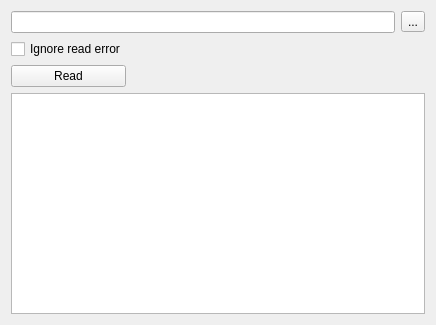
First picture: the form in externals/IFCImportPlugin/src/ImportWPRead.ui, repository hirseboy/IFC-Import-Plugin, before the edit.
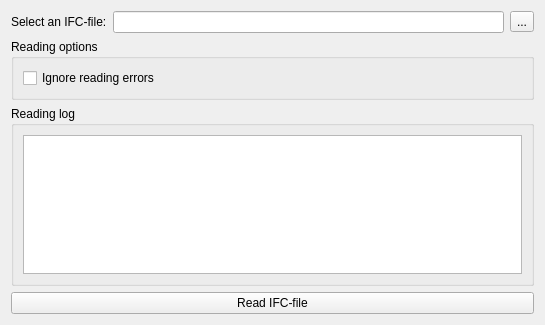
Second picture: the form after the edit.

Commit message: Updated ifc dialog

What changed in the file:
```diff
--- a/externals/IFCImportPlugin/src/ImportWPRead.ui
+++ b/externals/IFCImportPlugin/src/ImportWPRead.ui
@@ -6,57 +6,73 @@
    <rect>
     <x>0</x>
     <y>0</y>
-    <width>436</width>
+    <width>545</width>
     <height>325</height>
    </rect>
   </property>
   <property name="windowTitle">
    <string>Read IFC file</string>
   </property>
-  <layout class="QGridLayout" name="gridLayout" columnstretch="0,1,0">
-   <item row="3" column="0" colspan="3">
-    <widget class="QTextEdit" name="textEdit"/>
+  <layout class="QVBoxLayout" name="verticalLayout">
+   <item>
+    <layout class="QHBoxLayout" name="horizontalLayout">
+     <item>
+      <widget class="QLabel" name="label">
+       <property name="text">
+        <string>Select an IFC-file:</string>
+       </property>
+      </widget>
+     </item>
+     <item>
+      <widget class="QLineEdit" name="lineEditIFCFile"/>
+     </item>
+     <item>
+      <widget class="QToolButton" name="toolButtonOpenIFCFile">
+       <property name="text">
+        <string>...</string>
+       </property>
+      </widget>
+     </item>
+    </layout>
    </item>
-   <item row="0" column="0" colspan="2">
-    <widget class="QLineEdit" name="lineEditIFCFile"/>
+   <item>
+    <widget class="QGroupBox" name="groupBox_2">
+     <property name="title">
+      <string>Reading options</string>
+     </property>
+     <layout class="QGridLayout" name="gridLayout_2">
+      <item row="0" column="0">
+       <widget class="QCheckBox" name="checkBoxIgnoreReadError">
+        <property name="toolTip">
+         <string>If checked read errors will be ignored and one can go further to convert</string>
+        </property>
+        <property name="text">
+         <string>Ignore reading errors</string>
+        </property>
+       </widget>
+      </item>
+     </layout>
+    </widget>
    </item>
-   <item row="2" column="1" colspan="2">
-    <spacer name="horizontalSpacer">
-     <property name="orientation">
-      <enum>Qt::Horizontal</enum>
+   <item>
+    <widget class="QGroupBox" name="groupBox">
+     <property name="title">
+      <string>Reading log</string>
      </property>
-     <property name="sizeHint" stdset="0">
-      <size>
-       <width>329</width>
-       <height>20</height>
-      </size>
-     </property>
-    </spacer>
+     <layout class="QGridLayout" name="gridLayout">
+      <item row="0" column="0">
+       <widget class="QTextEdit" name="textEdit"/>
+      </item>
+     </layout>
+    </widget>
    </item>
-   <item row="2" column="0">
+   <item>
     <widget class="QPushButton" name="pushButtonRead">
      <property name="toolTip">
       <string>Read the given IFC file</string>
      </property>
      <property name="text">
-      <string>Read</string>
-     </property>
-    </widget>
-   </item>
-   <item row="0" column="2">
-    <widget class="QToolButton" name="toolButtonOpenIFCFile">
-     <property name="text">
-      <string>...</string>
-     </property>
-    </widget>
-   </item>
-   <item row="1" column="0">
-    <widget class="QCheckBox" name="checkBoxIgnoreReadError">
-     <property name="toolTip">
-      <string>If checked read errors will be ignored and one can go further to convert</string>
-     </property>
-     <property name="text">
-      <string>Ignore read error</string>
+      <string>Read IFC-file</string>
      </property>
     </widget>
    </item>
```
Left out of the diff: 2 changed lines with no effect on the pictures. The commit also changes 6 other files.
